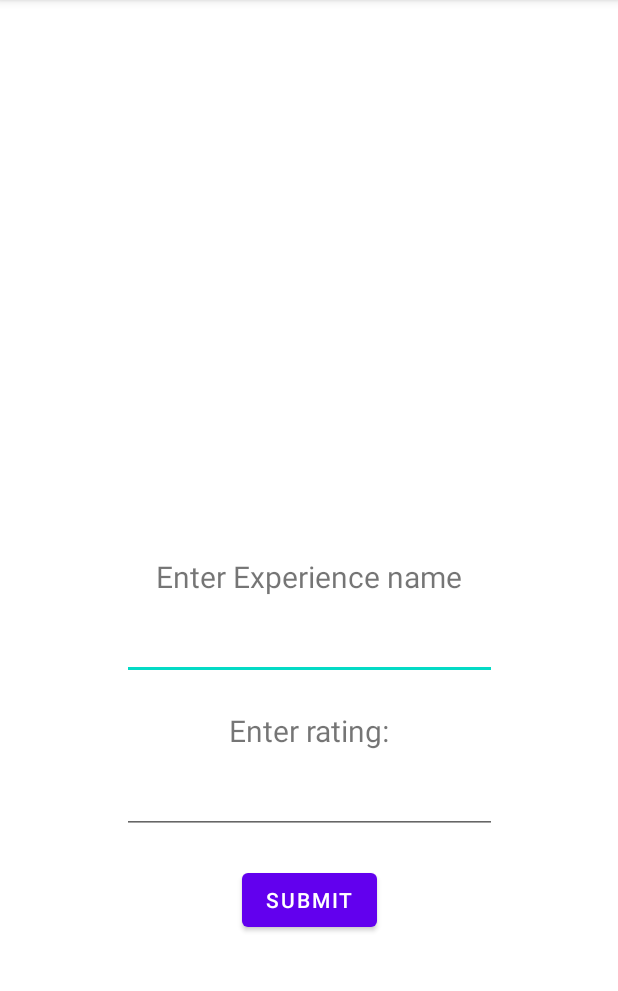
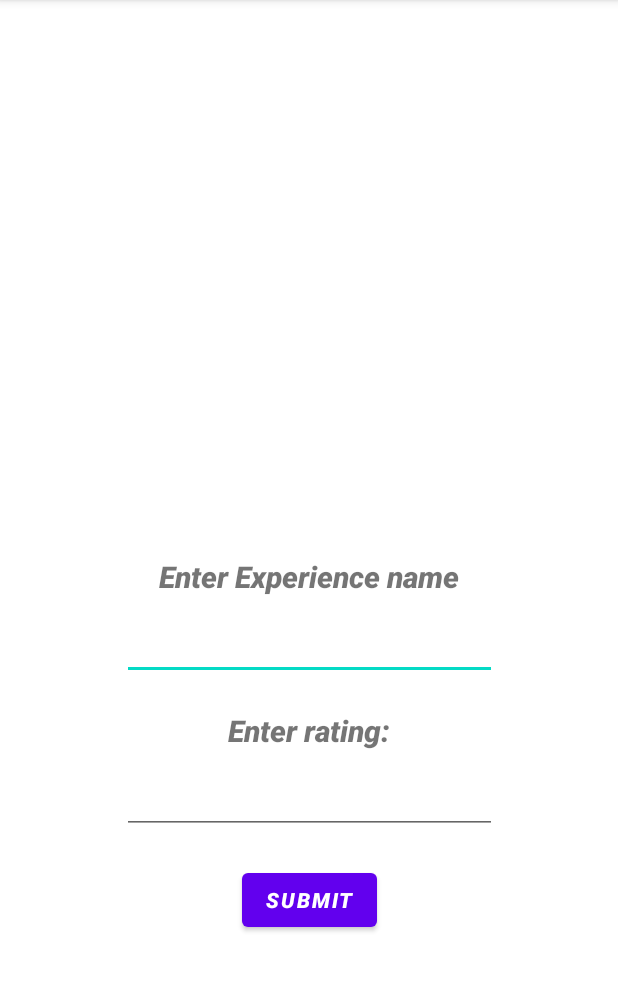
Before and after one commit to aichuley/HiddenGemsTouristSpots, an Android app: the AddRatingActivity screen opened directly, with no data from a screen before it, on a phone screen of 412 x 824 dp, the part 84-1075 px from its top. Run offline under Robolectric (Android 15) with nearby library versions, the phone set to English and light mode, and no system bars.

Commit message:
Anthonys push

```diff
--- a/app/src/main/java/com/example/hiddengemstouristspots/data/DataSource.kt
+++ b/app/src/main/java/com/example/hiddengemstouristspots/data/DataSource.kt
@@ -43,5 +43,6 @@ object DataSource {
 }
 
 fun helper(newDestination: TouristSpot){
+    //create tourist spot here
     DataSource.spot.add(newDestination)
 }
--- a/app/src/main/res/layout/add_rating.xml
+++ b/app/src/main/res/layout/add_rating.xml
@@ -16,6 +16,8 @@
         app:layout_constraintStart_toStartOf="parent"
         app:layout_constraintEnd_toEndOf="parent"
         android:text="Enter Experience name"
+        android:fontFamily="sans-serif-black"
+        android:textStyle="italic"
         android:textSize="20dp"
 
         />
@@ -28,6 +30,7 @@
         app:layout_constraintEnd_toEndOf="parent"
         app:layout_constraintStart_toStartOf="parent"
         app:layout_constraintTop_toBottomOf="@+id/enter_name_text"
+        android:textStyle="bold"
         android:layout_marginTop="10dp"
         />
 
@@ -39,6 +42,8 @@
         app:layout_constraintStart_toStartOf="parent"
         app:layout_constraintEnd_toEndOf="parent"
         android:text="Enter rating:"
+        android:fontFamily="sans-serif-black"
+        android:textStyle="italic"
         android:textSize="20dp"
         android:layout_marginTop="20dp"
         />
@@ -50,6 +55,7 @@
         app:layout_constraintTop_toBottomOf="@id/rating_name"
         app:layout_constraintStart_toStartOf="parent"
         app:layout_constraintEnd_toEndOf="parent"
+        android:textStyle="bold"
         android:layout_marginTop="10dp"/>
 
     <Button
@@ -59,6 +65,8 @@
         app:layout_constraintStart_toStartOf="parent"
         app:layout_constraintEnd_toEndOf="parent"
         android:text="Submit"
+        android:fontFamily="sans-serif-black"
+        android:textStyle="italic"
         android:layout_marginTop="20dp"/>
 
 
```
